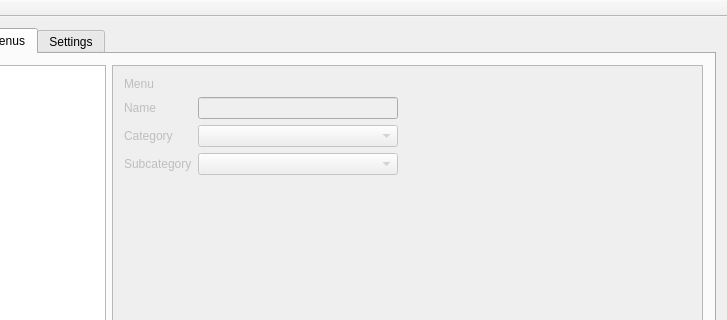
First picture: the form in mainwindow.ui, repository Greezael/sukaldu, before the edit; both pictures show x 174 to 901 and y 0 to 320 of the 901 by 643 pixel window.
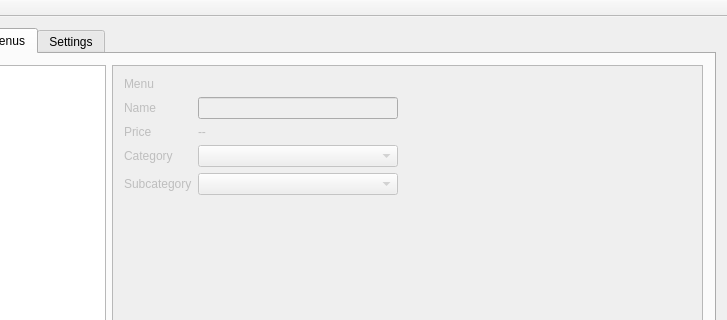
Second picture: the form after the edit. The open tabs and pages were chosen to show the change.

Commit message: Menu selection and basic info.

What changed in the file:
```diff
--- a/mainwindow.ui
+++ b/mainwindow.ui
@@ -668,21 +668,21 @@
               </property>
              </widget>
             </item>
-            <item row="2" column="0">
+            <item row="3" column="0">
              <widget class="QLabel" name="menu_cat_tag">
               <property name="text">
                <string>Category</string>
               </property>
              </widget>
             </item>
-            <item row="3" column="0">
+            <item row="4" column="0">
              <widget class="QLabel" name="menu_subcat_tag">
               <property name="text">
                <string>Subcategory</string>
               </property>
              </widget>
             </item>
-            <item row="2" column="1">
+            <item row="3" column="1">
              <widget class="QComboBox" name="menu_cat">
               <property name="sizePolicy">
                <sizepolicy hsizetype="Maximum" vsizetype="Fixed">
@@ -698,7 +698,7 @@
               </property>
              </widget>
             </item>
-            <item row="3" column="1">
+            <item row="4" column="1">
              <widget class="QComboBox" name="menu_subcat">
               <property name="sizePolicy">
                <sizepolicy hsizetype="Maximum" vsizetype="Fixed">
@@ -714,6 +714,20 @@
               </property>
              </widget>
             </item>
+            <item row="2" column="0">
+             <widget class="QLabel" name="menu_price_tag">
+              <property name="text">
+               <string>Price</string>
+              </property>
+             </widget>
+            </item>
+            <item row="2" column="1">
+             <widget class="QLabel" name="menu_price">
+              <property name="text">
+               <string>--</string>
+              </property>
+             </widget>
+            </item>
            </layout>
           </widget>
          </widget>
```
Left out of the diff: 6 changed lines with no effect on the pictures. The commit also changes 4 other files.
